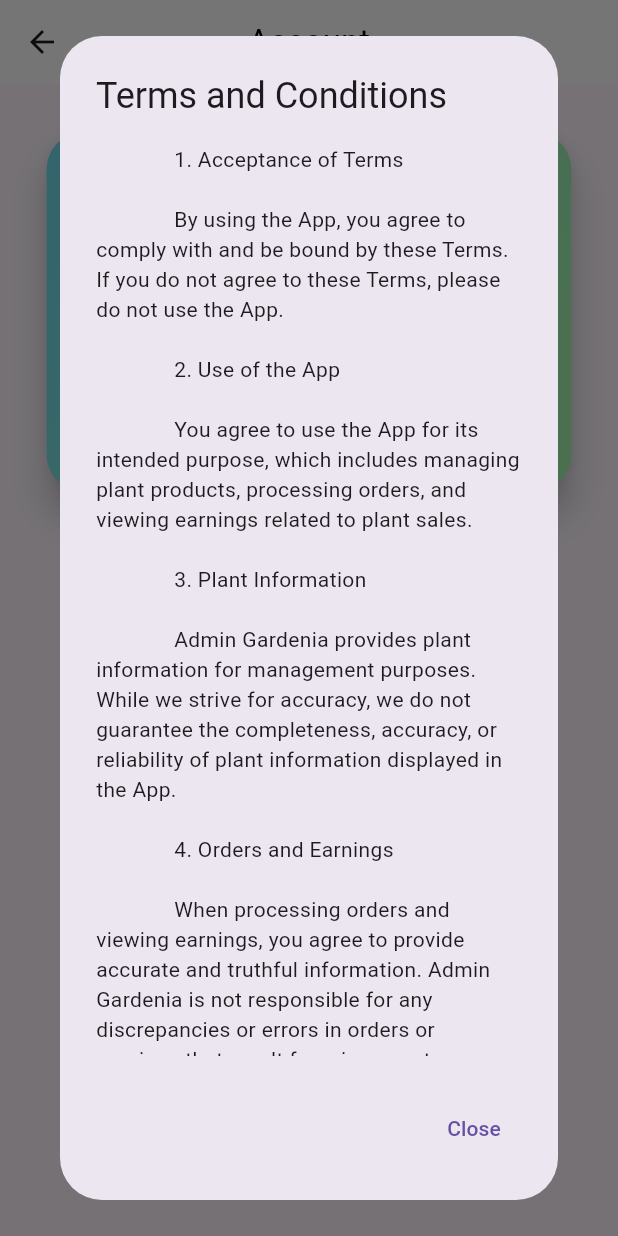
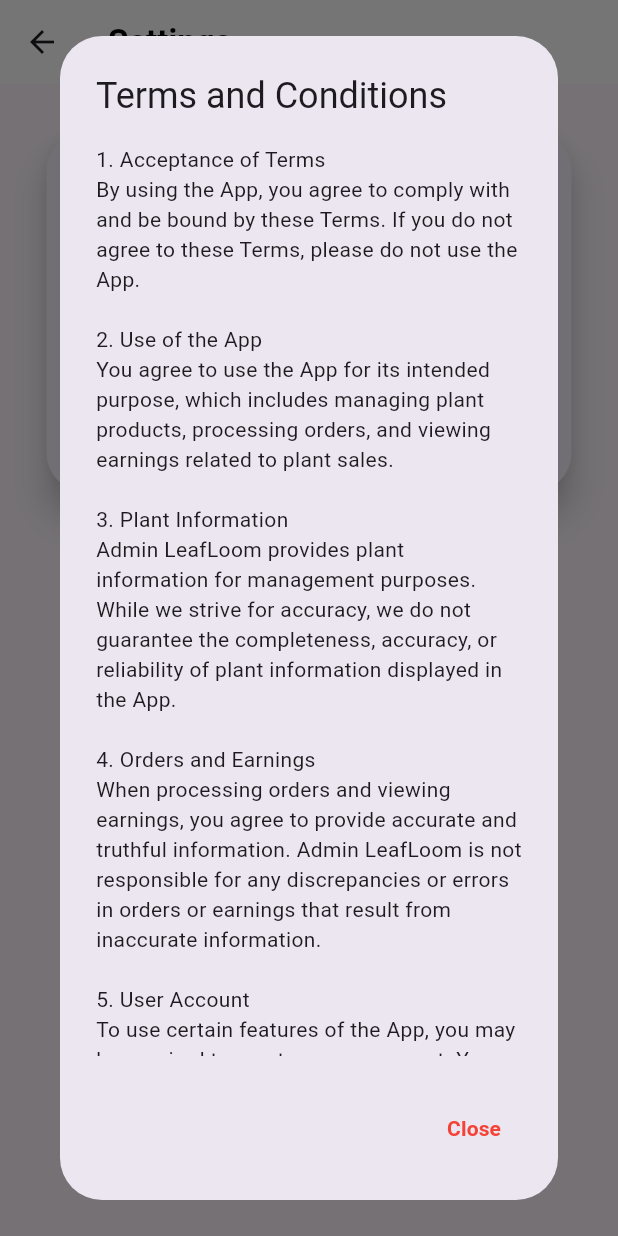
Before and after one commit to amAkshay18/E-Commerce-Admin, a Flutter app: the ScreenSettings screen opened directly, after a tap on "Terms and Conditions", on a phone screen of 412 x 824 dp. Run offline on Flutter 3.47's test engine with Material 3 defaults, Android fonts, the light colour scheme and no system bars; our stand-ins replace bloc, cloud_firestore, firebase_auth, firebase_core, firebase_storage, flutter_bloc and 3 more; accounts and stored records are empty.

Commit message:
Settings page completed successfully

```diff
--- a/lib/main.dart
+++ b/lib/main.dart
@@ -3,7 +3,6 @@
 import 'package:flutter_bloc/flutter_bloc.dart';
 import 'package:leafloom_admin/bloc/product_bloc/add_product_bloc.dart';
 import 'package:leafloom_admin/firebase_options.dart';
-// import 'package:leafloom_admin/firebase_options.dart';
 import 'package:leafloom_admin/view/auth/splash_screen.dart';
 
 void main() async {
@@ -26,7 +25,6 @@
       child: const MaterialApp(
         debugShowCheckedModeBanner: false,
         home: SplashScreen(),
-        // home: EarningsScreen(),
       ),
     );
   }
--- /dev/null
+++ b/lib/view/settings/screens/about_us.dart
@@ -0,0 +1,47 @@
+import 'package:flutter/material.dart';
+
+class AboutUsDialog extends StatelessWidget {
+  const AboutUsDialog({super.key});
+
+  @override
+  Widget build(BuildContext context) {
+    return AlertDialog(
+      title: const Text('About Us'),
+      content: const SingleChildScrollView(
+        child: Column(
+          crossAxisAlignment: CrossAxisAlignment.start,
+          children: [
+            Text(
+              '''
+Welcome to Admin LeafLoom, your go-to platform for managing and selling plants with ease.
+Our mission is to provide plant enthusiasts, sellers, and administrators with a seamless experience in managing plant products, processing orders, and tracking earnings.
+
+Key Features:
+* Plant Management: Effortlessly add and update plant information including names, images, descriptions, and categories (indoor or outdoor).
+
+* Order Processing: Streamline your order management process, ensuring accurate and timely processing.
+
+* Earnings Tracking: Keep a close eye on your earnings and revenue related to plant sales.
+
+Admin LeafLoom is committed to maintaining the privacy and security of your information. Please refer to our Privacy Policy for more details.
+
+Contact Us:
+For any inquiries or assistance, you can mail us at thisisakshayp18@gmail.com.''',
+            ),
+          ],
+        ),
+      ),
+      actions: [
+        TextButton(
+          onPressed: () {
+            Navigator.of(context).pop();
+          },
+          child: const Text(
+            'Close',
+            style: TextStyle(color: Colors.red, fontWeight: FontWeight.bold),
+          ),
+        ),
+      ],
+    );
+  }
+}
--- a/lib/view/settings/screens/aboutus.dart
+++ /dev/null
@@ -1,50 +0,0 @@
-import 'package:flutter/material.dart';
-
-class AboutUsDialog extends StatelessWidget {
-  const AboutUsDialog({super.key});
-
-  @override
-  Widget build(BuildContext context) {
-    return AlertDialog(
-      title: const Text('About Us'),
-      content: const SingleChildScrollView(
-        child: Column(
-          crossAxisAlignment: CrossAxisAlignment.start,
-          children: [
-            Text(
-              '''
-              About Us
-
-              Welcome to Admin Gardenia, your go-to platform for managing and selling plants with ease.
-
-              Our mission is to provide plant enthusiasts, sellers, and administrators with a seamless experience in managing plant products, processing orders, and tracking earnings.
-
-              Key Features:
-
-              - **Plant Management:** Effortlessly add and update plant information including names, images, descriptions, and categories (indoor or outdoor).
-
-              - **Order Processing:** Streamline your order management process, ensuring accurate and timely processing.
-
-              - **Earnings Tracking:** Keep a close eye on your earnings and revenue related to plant sales.
-
-              Admin Gardenia is committed to maintaining the privacy and security of your information. Please refer to our Privacy Policy for more details.
-
-              Contact Us:
-
-              For any inquiries or assistance, please contact us at ansertp47@gmail.com.
-              ''',
-            ),
-          ],
-        ),
-      ),
-      actions: [
-        TextButton(
-          onPressed: () {
-            Navigator.of(context).pop();
-          },
-          child: const Text('Close'),
-        ),
-      ],
-    );
-  }
-}
--- a/lib/view/settings/screens/pricacy_policy.dart
+++ b/lib/view/settings/screens/pricacy_policy.dart
@@ -13,16 +13,14 @@
           children: [
             Text(
               '''
-Privacy Policy for Admin Gardenia
-
+Privacy Policy for Admin LeafLoom
 Last Updated: 25-11-2023
 
-    Admin Gardenia we operates the Admin Gardenia mobile application . This page informs you of our policies regarding the collection, use, and disclosure of Personal Information and data when you use our App.
+Admin LeafLoom we operates the Admin LeafLoom mobile application . This page informs you of our policies regarding the collection, use, and disclosure of Personal Information and data when you use our App.
 
 By using the App, you agree to the collection and use of information in accordance with this policy.
 
 Information We Collect:
-
 Plant Information:
   - Plant name
   - Plant image
@@ -34,27 +32,22 @@
   - Earnings and revenue information
 
 Use of Information:
-
 We use the collected information for various purposes, including:
   - Managing and displaying plant information in the App.
   - Managing and processing orders.
   - Tracking earnings and revenue.
 
 Data Security:
-
   The security of your information is important to us, but remember that no method of transmission over the internet or method of electronic storage is 100% secure. While we strive to use commercially acceptable means to protect your Personal Information, we cannot guarantee its absolute security.
 
 Sharing of Information:
-
 We do not share Personal Information with third parties except as described in this privacy policy.
 
 Changes to This Privacy Policy:
-
 We may update our Privacy Policy from time to time. We will notify you of any changes by posting the new Privacy Policy on this page.
 
 Contact Us:
-
-    If you have any questions about this Privacy Policy, please contact us at ansertp47@gmail.com.
+If you have any questions about this Privacy Policy, please contact us at thisisakshayp18@gmail.com.
               ''',
             ),
           ],
@@ -65,7 +58,10 @@
           onPressed: () {
             Navigator.of(context).pop();
           },
-          child: const Text('Close'),
+          child: const Text(
+            'Close',
+            style: TextStyle(color: Colors.red, fontWeight: FontWeight.bold),
+          ),
         ),
       ],
     );
--- a/lib/view/settings/screens/settings.dart
+++ b/lib/view/settings/screens/settings.dart
@@ -1,9 +1,8 @@
 import 'package:flutter/cupertino.dart';
 import 'package:flutter/material.dart';
-import 'package:leafloom_admin/view/home/home.dart';
-import 'package:leafloom_admin/view/settings/screens/aboutus.dart';
+import 'package:leafloom_admin/view/settings/screens/about_us.dart';
 import 'package:leafloom_admin/view/settings/screens/pricacy_policy.dart';
-import 'package:leafloom_admin/view/settings/screens/terms_conditions.dart';
+import 'package:leafloom_admin/view/settings/screens/terms_and_conditions.dart';
 
 class ScreenSettings extends StatelessWidget {
   const ScreenSettings({super.key});
@@ -12,12 +11,23 @@
   Widget build(BuildContext context) {
     return Scaffold(
       appBar: AppBar(
-        centerTitle: true,
+        // centerTitle: true,
         backgroundColor: Colors.white,
         title: const Text(
-          'Account',
-          style: TextStyle(color: Colors.black),
+          'Settings',
+          style: TextStyle(color: Colors.black, fontWeight: FontWeight.bold),
         ),
+        // actions: [
+        //   IconButton(
+        //     onPressed: () {
+        //       firebase.signOut();
+        //     },
+        //     icon: const Icon(
+        //       Icons.logout_sharp,
+        //       color: Colors.black,
+        //     ),
+        //   ),
+        // ],
       ),
       body: const ProfileBody(),
     );
@@ -31,8 +41,7 @@
 
   @override
   Widget build(BuildContext context) {
-    return Expanded(
-      child: Column(
+    return Column(
       children: [
         Center(
           child: Padding(
@@ -44,7 +53,7 @@
               elevation: 9,
               child: Container(
                 decoration: const BoxDecoration(
-                    gradient: gcolor,
+                  // gradient: gcolor,
                   borderRadius: BorderRadius.all(
                     Radius.circular(25),
                   ),
@@ -72,7 +81,7 @@
                         showDialog(
                           context: context,
                           builder: (BuildContext context) {
-                              return TermsAndConditionsDialog();
+                            return const TermsAndConditionsDialog();
                           },
                         );
                       },
@@ -100,7 +109,6 @@
         ),
         const SizedBox(height: 150),
       ],
-      ),
     );
   }
 }
--- /dev/null
+++ b/lib/view/settings/screens/terms_and_conditions.dart
@@ -0,0 +1,65 @@
+import 'package:flutter/material.dart';
+
+class TermsAndConditionsDialog extends StatelessWidget {
+  const TermsAndConditionsDialog({super.key});
+
+  @override
+  Widget build(BuildContext context) {
+    return AlertDialog(
+      title: const Text('Terms and Conditions'),
+      content: const SingleChildScrollView(
+        child: Column(
+          crossAxisAlignment: CrossAxisAlignment.start,
+          children: [
+            Text(
+              '''
+1. Acceptance of Terms
+By using the App, you agree to comply with and be bound by these Terms. If you do not agree to these Terms, please do not use the App.
+
+2. Use of the App
+You agree to use the App for its intended purpose, which includes managing plant products, processing orders, and viewing earnings related to plant sales.
+
+3. Plant Information
+Admin LeafLoom provides plant information for management purposes. While we strive for accuracy, we do not guarantee the completeness, accuracy, or reliability of plant information displayed in the App.
+
+4. Orders and Earnings
+When processing orders and viewing earnings, you agree to provide accurate and truthful information. Admin LeafLoom is not responsible for any discrepancies or errors in orders or earnings that result from inaccurate information.
+
+5. User Account
+To use certain features of the App, you may be required to create a user account. You are responsible for maintaining the confidentiality of your account and password. You agree to accept responsibility for all activities that occur under your account.
+
+6. Changes to the App
+We reserve the right to modify, suspend, or discontinue the App, or any part of it, at any time without notice. We will not be liable to you or any third party for any modification, suspension, or discontinuance of the App.
+
+7. Intellectual Property
+The App and its original content, features, and functionality are owned by Admin LeafLoom and are protected by international copyright, trademark, patent, trade secret, and other intellectual property or proprietary rights laws.
+
+8. Limitation of Liability
+In no event shall Admin LeafLoom, nor its directors, employees, partners, agents, suppliers, or affiliates, be liable for any indirect, incidental, special, consequential, or punitive damages, including without limitation, loss of profits, data, use, goodwill, or other intangible losses.
+
+9. Governing Law
+These Terms shall be governed by and construed in accordance with the laws of India, without regard to its conflict of law provisions.
+
+10. Changes to Terms
+We may update our Terms from time to time. We will notify you of any changes by posting the new Terms on this page.
+
+Contact Us
+If you have any questions about this Privacy Policy, please contact us at thisisakshayp18@gmail.com ''',
+            ),
+          ],
+        ),
+      ),
+      actions: [
+        TextButton(
+          onPressed: () {
+            Navigator.of(context).pop();
+          },
+          child: const Text(
+            'Close',
+            style: TextStyle(color: Colors.red, fontWeight: FontWeight.bold),
+          ),
+        ),
+      ],
+    );
+  }
+}
--- a/lib/view/settings/screens/terms_conditions.dart
+++ /dev/null
@@ -1,72 +0,0 @@
-import 'package:flutter/material.dart';
-
-class TermsAndConditionsDialog extends StatelessWidget {
-  @override
-  Widget build(BuildContext context) {
-    return AlertDialog(
-      title: const Text('Terms and Conditions'),
-      content: const SingleChildScrollView(
-        child: Column(
-          crossAxisAlignment: CrossAxisAlignment.start,
-          children: [
-            Text(
-              '''
-              1. Acceptance of Terms
-
-              By using the App, you agree to comply with and be bound by these Terms. If you do not agree to these Terms, please do not use the App.
-
-              2. Use of the App
-
-              You agree to use the App for its intended purpose, which includes managing plant products, processing orders, and viewing earnings related to plant sales.
-
-              3. Plant Information
-
-              Admin Gardenia provides plant information for management purposes. While we strive for accuracy, we do not guarantee the completeness, accuracy, or reliability of plant information displayed in the App.
-
-              4. Orders and Earnings
-
-              When processing orders and viewing earnings, you agree to provide accurate and truthful information. Admin Gardenia is not responsible for any discrepancies or errors in orders or earnings that result from inaccurate information.
-
-              5. User Account
-
-              To use certain features of the App, you may be required to create a user account. You are responsible for maintaining the confidentiality of your account and password. You agree to accept responsibility for all activities that occur under your account.
-
-              6. Changes to the App
-
-              We reserve the right to modify, suspend, or discontinue the App, or any part of it, at any time without notice. We will not be liable to you or any third party for any modification, suspension, or discontinuance of the App.
-
-              7. Intellectual Property
-
-              The App and its original content, features, and functionality are owned by Admin Gardenia and are protected by international copyright, trademark, patent, trade secret, and other intellectual property or proprietary rights laws.
-
-              8. Limitation of Liability
-
-              In no event shall Admin Gardenia, nor its directors, employees, partners, agents, suppliers, or affiliates, be liable for any indirect, incidental, special, consequential, or punitive damages, including without limitation, loss of profits, data, use, goodwill, or other intangible losses.
-
-              9. Governing Law
-
-              These Terms shall be governed by and construed in accordance with the laws of India, without regard to its conflict of law provisions.
-
-              10. Changes to Terms
-
-              We may update our Terms from time to time. We will notify you of any changes by posting the new Terms on this page.
-
-              Contact Us
-
-              If you have any questions about this Privacy Policy, please contact us at ansertp47@gmail.com
-              ''',
-            ),
-          ],
-        ),
-      ),
-      actions: [
-        TextButton(
-          onPressed: () {
-            Navigator.of(context).pop();
-          },
-          child: const Text('Close'),
-        ),
-      ],
-    );
-  }
-}
--- a/lib/widget/common_widget.dart
+++ b/lib/widget/common_widget.dart
@@ -1,3 +1,5 @@
+// ignore_for_file: must_be_immutable
+
 import 'package:flutter/material.dart';
 
 const kHeight20 = SizedBox(
```
Also changed, not shown: lib/view/auth/auth.dart (+44 -20 lines), lib/view/home/home.dart (+9 -11 lines), lib/view/paymentmethord/payment_methords.dart (+12 -10 lines), lib/view/users/users_screen.dart (+12 -12 lines). Lines whose indentation alone changed are shown as unchanged.
